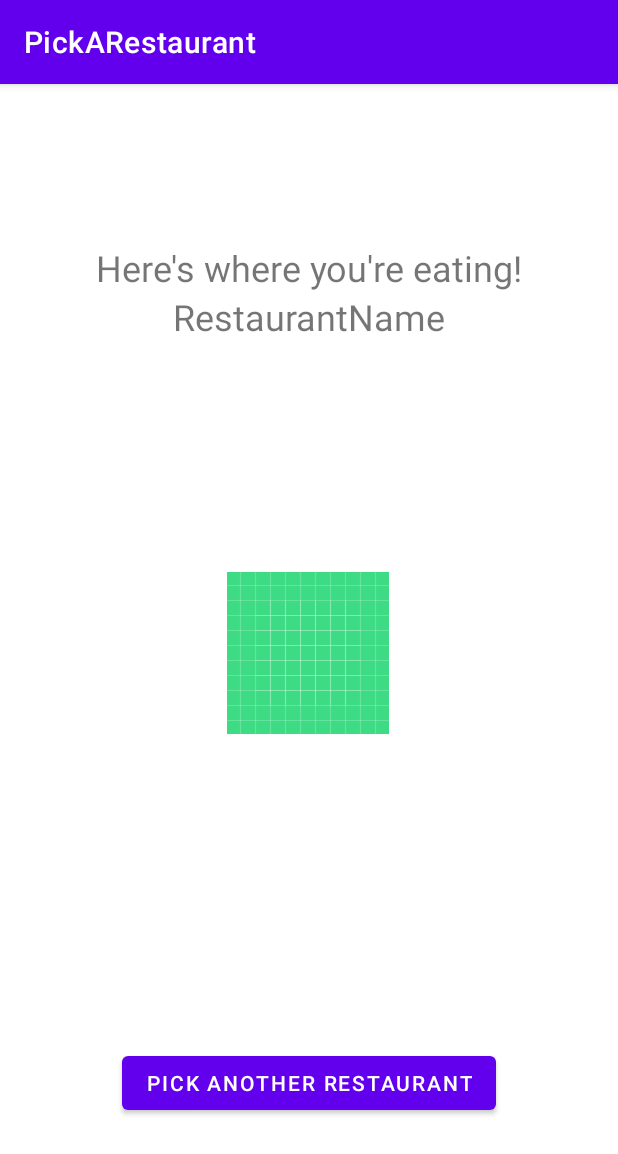
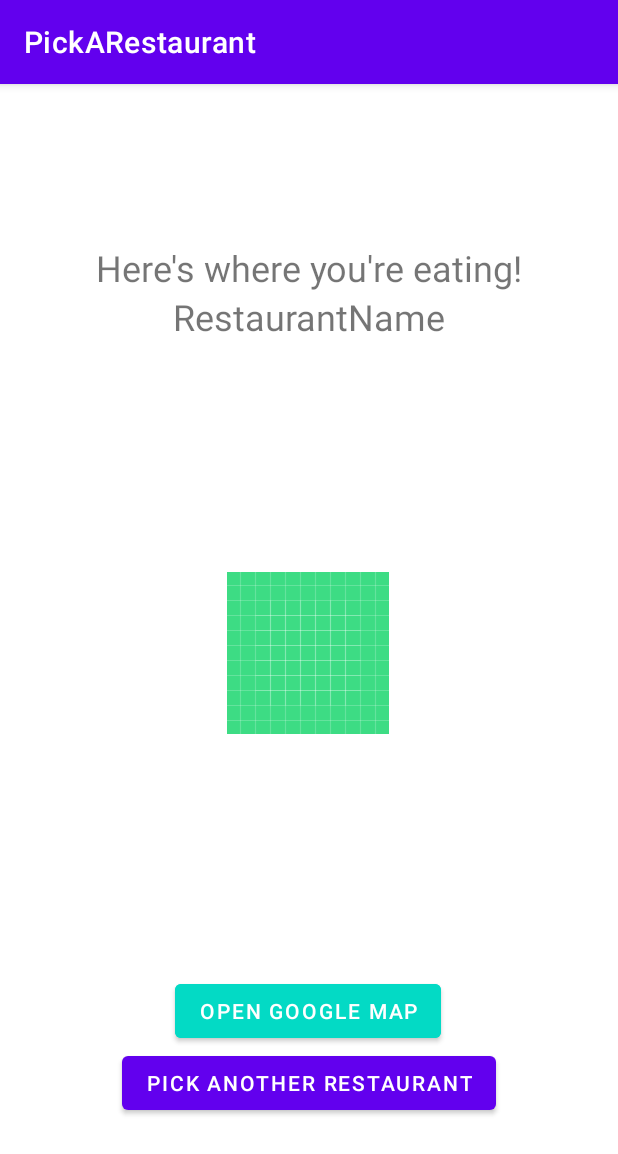
Before and after one commit to steve8D/PickARestaurant, an Android app: the ResultFragment screen opened through its navigation route, on a phone screen of 412 x 824 dp. Shown: the top 1154 px of the screen. Run offline under Robolectric (Android 15) with nearby library versions, the phone set to English and light mode, and no system bars; our stand-ins replace data binding.

Commit message:
Added an Intent button on the result fragment that leads user to google maps

```diff
--- a/app/src/main/java/com/android/pickarestaurant/screens/result/ResultFragment.kt
+++ b/app/src/main/java/com/android/pickarestaurant/screens/result/ResultFragment.kt
@@ -1,5 +1,7 @@
 package com.android.pickarestaurant.screens.result
 
+import android.content.Intent
+import android.net.Uri
 import android.os.Bundle
 import androidx.fragment.app.Fragment
 import android.view.LayoutInflater
@@ -32,14 +34,22 @@ class ResultFragment : Fragment() {
         binding.setLifecycleOwner(this)
 
         // navigates back to the loading screen if user wants to pick another restaurant
-//        binding.pickRestaurantAgainButton.setOnClickListener(Navigation.createNavigateOnClickListener(
-//            R.id.action_resultFragment_to_loadingFragment
-//        ))
         viewModel.findAgain.observe(this, Observer { findAgain ->
             if (findAgain) {
                 findNavController().navigate(R.id.action_resultFragment_to_loadingFragment)
             }
         })
+
+        binding.openGoogleMapButton.setOnClickListener{
+            val gmmIntentUri = Uri.parse("google.streetview:cbll=46.414382,10.013988")
+            val mapIntent = Intent(Intent.ACTION_VIEW, gmmIntentUri)
+            mapIntent.setPackage("com.google.android.apps.maps")
+            startActivity(mapIntent)
+        }
         return binding.root
     }
+
+    private fun openGoogleMap(view: View) {
+
+    }
 }
--- a/app/src/main/java/com/android/pickarestaurant/screens/result/ResultViewModel.kt
+++ b/app/src/main/java/com/android/pickarestaurant/screens/result/ResultViewModel.kt
@@ -1,6 +1,9 @@
 package com.android.pickarestaurant.screens.result
 
+import android.content.Intent
+import android.net.Uri
 import android.util.Log
+import androidx.core.content.ContextCompat.startActivity
 import androidx.lifecycle.LiveData
 import androidx.lifecycle.MutableLiveData
 import androidx.lifecycle.ViewModel
--- a/app/src/main/res/layout/fragment_result.xml
+++ b/app/src/main/res/layout/fragment_result.xml
@@ -15,15 +15,6 @@
         android:layout_height="match_parent">
 
         <TextView
-            android:id="@+id/restaurantNameText"
-            android:text="@string/restaurant_name"
-            app:layout_constraintEnd_toEndOf="parent"
-            app:layout_constraintHorizontal_bias="0.5"
-            app:layout_constraintStart_toStartOf="parent"
-            app:layout_constraintTop_toBottomOf="@+id/resultText"
-            style="@style/text" />
-
-        <TextView
             android:id="@+id/resultText"
             style="@style/text"
             android:layout_width="wrap_content"
@@ -35,6 +26,15 @@
             app:layout_constraintStart_toStartOf="parent"
             app:layout_constraintTop_toTopOf="parent"
             app:layout_constraintVertical_bias="0.144" />
+
+        <TextView
+            android:id="@+id/restaurantNameText"
+            android:text="@string/restaurant_name"
+            app:layout_constraintEnd_toEndOf="parent"
+            app:layout_constraintHorizontal_bias="0.5"
+            app:layout_constraintStart_toStartOf="parent"
+            app:layout_constraintTop_toBottomOf="@+id/resultText"
+            style="@style/text" />
 
         <ImageView
             android:id="@+id/restaurantImageView"
@@ -50,15 +50,29 @@
             app:layout_constraintVertical_bias="0.273" />
 
         <Button
+            android:id="@+id/openGoogleMapButton"
+            android:layout_width="wrap_content"
+            android:layout_height="wrap_content"
+            android:backgroundTint="@color/teal_200"
+            android:text="Open Google Map"
+            app:layout_constraintBottom_toTopOf="@+id/pickRestaurantAgainButton"
+            app:layout_constraintEnd_toEndOf="parent"
+            app:layout_constraintHorizontal_bias="0.497"
+            app:layout_constraintStart_toStartOf="parent"
+            app:layout_constraintTop_toBottomOf="@+id/restaurantImageView"
+            app:layout_constraintVertical_bias="1.0" />
+
+        <Button
             android:id="@+id/pickRestaurantAgainButton"
             android:layout_width="wrap_content"
             android:layout_height="wrap_content"
+            android:onClick="@{() -> resultViewModel.findAnotherRestaurant()}"
             android:text="Pick another restaurant"
-            android:onClick="@{() -> resultViewModel.findAnotherRestaurant()}"
             app:layout_constraintBottom_toBottomOf="parent"
             app:layout_constraintEnd_toEndOf="parent"
             app:layout_constraintStart_toStartOf="parent"
             app:layout_constraintTop_toBottomOf="@+id/resultText"
             app:layout_constraintVertical_bias="0.866" />
+
     </androidx.constraintlayout.widget.ConstraintLayout>
 </layout>
```
